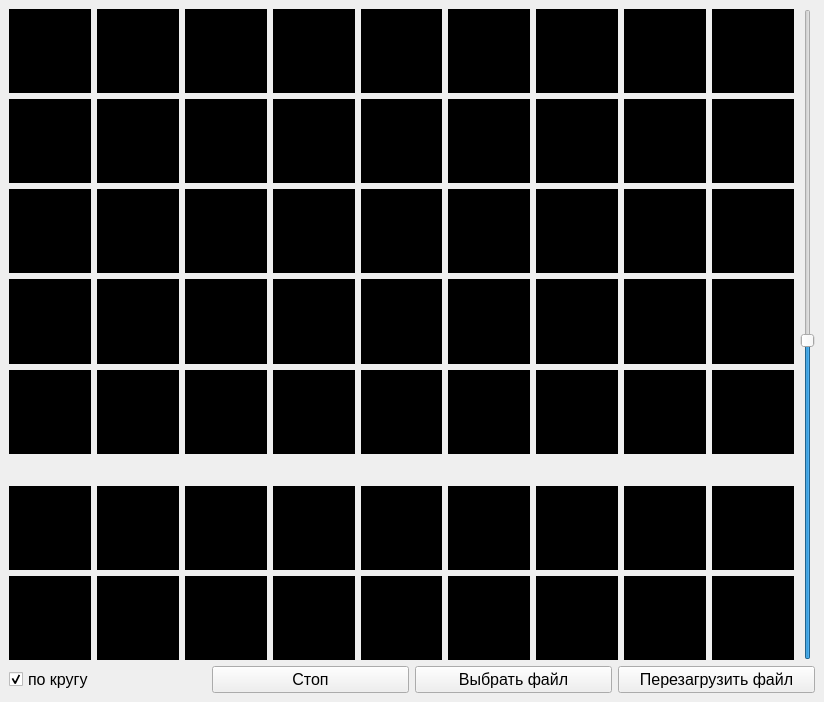
ungverd/ShiningSphereViewer, file SphereViewer.ui: the form before one commit.
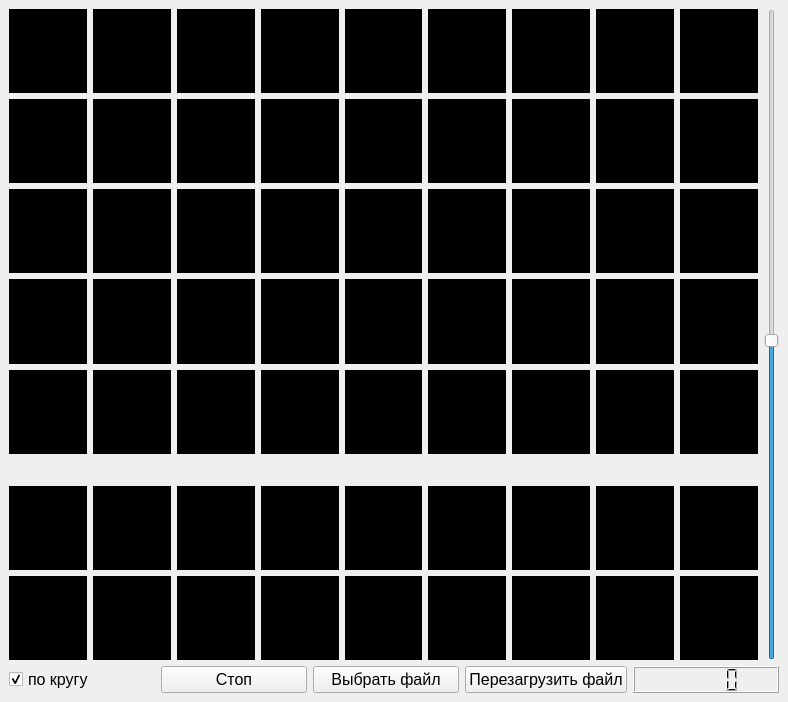
The form after the commit.

```diff
--- a/SphereViewer.ui
+++ b/SphereViewer.ui
@@ -6,7 +6,7 @@
    <rect>
     <x>0</x>
     <y>0</y>
-    <width>824</width>
+    <width>788</width>
     <height>702</height>
    </rect>
   </property>
@@ -888,6 +888,9 @@
         </property>
        </widget>
       </item>
+      <item>
+       <widget class="QLCDNumber" name="lcdNumber"/>
+      </item>
      </layout>
     </item>
    </layout>
```
Left out of the diff: 817 changed lines with no effect on the pictures.
